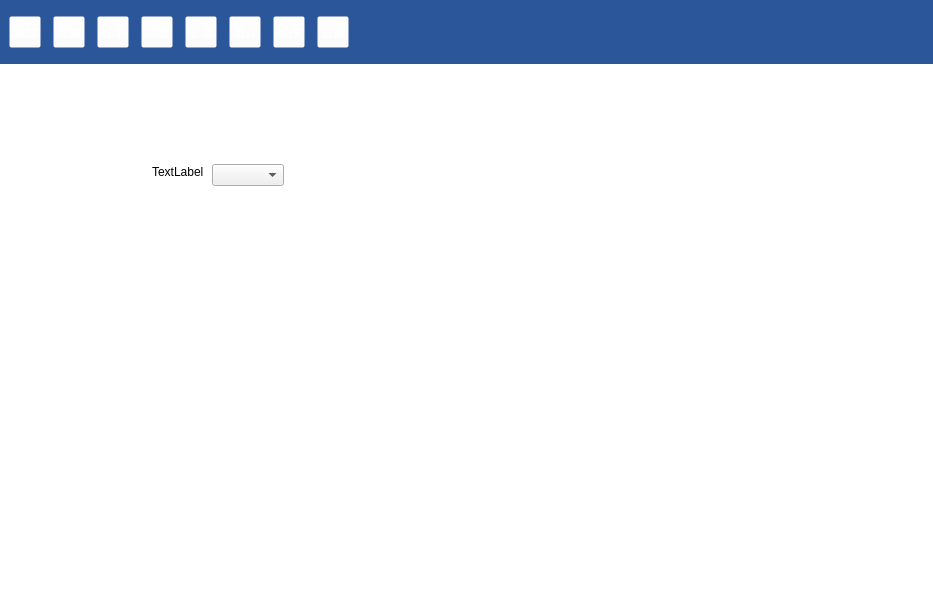
First picture: the form in src/mainwindow.ui, repository fengersoft/myreflection, before the edit.
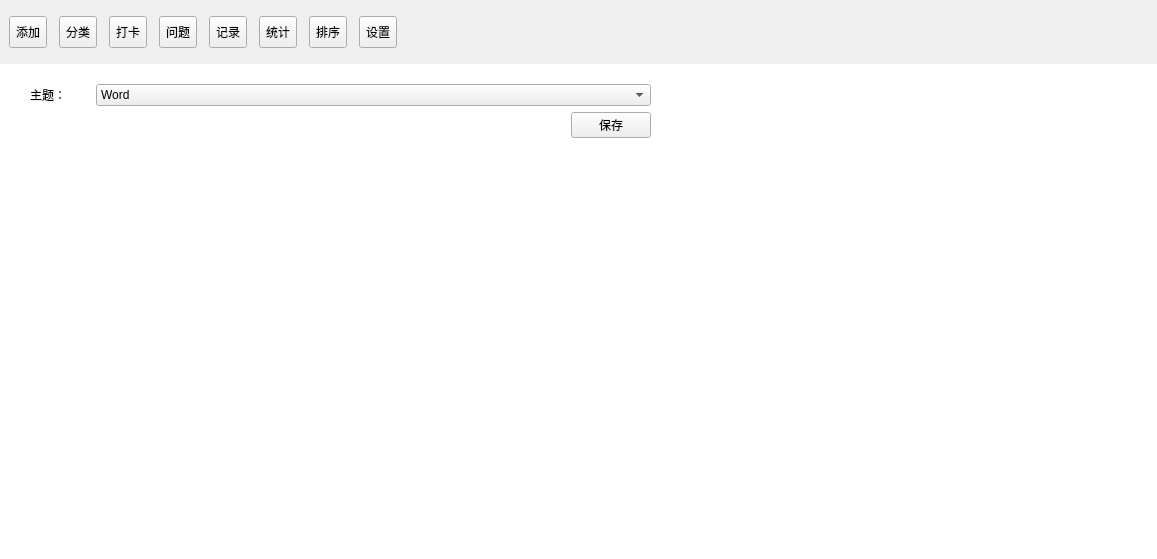
Second picture: the form after the edit. Icons and pictures are not drawn.

```diff
--- a/src/mainwindow.ui
+++ b/src/mainwindow.ui
@@ -6,8 +6,8 @@
    <rect>
     <x>0</x>
     <y>0</y>
-    <width>933</width>
-    <height>600</height>
+    <width>1157</width>
+    <height>559</height>
    </rect>
   </property>
   <property name="windowTitle">
@@ -45,18 +45,7 @@
        </size>
       </property>
       <property name="styleSheet">
-       <string notr="true">#wgtToolBar
-{
-   
-	background-color: rgb(43, 87, 154);
-}
-#wgtToolBar QToolButton
-{
-  
-	background-color: rgba(255, 255, 255, 0);
-    
-	color: rgb(255, 255, 255);
-}</string>
+       <string notr="true"/>
       </property>
       <layout class="QHBoxLayout" name="horizontalLayout">
        <property name="spacing">
@@ -401,28 +390,100 @@
        <property name="styleSheet">
         <string notr="true"/>
        </property>
-       <widget class="QComboBox" name="comboBox">
+       <widget class="QWidget" name="layoutWidget">
         <property name="geometry">
          <rect>
-          <x>212</x>
-          <y>100</y>
-          <width>72</width>
-          <height>22</height>
+          <x>30</x>
+          <y>20</y>
+          <width>621</width>
+          <height>121</height>
          </rect>
         </property>
-       </widget>
-       <widget class="QLabel" name="label">
-        <property name="geometry">
-         <rect>
-          <x>152</x>
-          <y>100</y>
-          <width>54</width>
-          <height>16</height>
-         </rect>
-        </property>
-        <property name="text">
-         <string>TextLabel</string>
-        </property>
+        <layout class="QVBoxLayout" name="verticalLayout_5">
+         <item>
+          <layout class="QHBoxLayout" name="horizontalLayout_2">
+           <item>
+            <widget class="QLabel" name="label">
+             <property name="maximumSize">
+              <size>
+               <width>60</width>
+               <height>16777215</height>
+              </size>
+             </property>
+             <property name="text">
+              <string>主题：</string>
+             </property>
+            </widget>
+           </item>
+           <item>
+            <widget class="QComboBox" name="cbbTheme">
+             <item>
+              <property name="text">
+               <string>Word</string>
+              </property>
+             </item>
+             <item>
+              <property name="text">
+               <string>Excel</string>
+              </property>
+             </item>
+             <item>
+              <property name="text">
+               <string>PowerPoint</string>
+              </property>
+             </item>
+             <item>
+              <property name="text">
+               <string>Access</string>
+              </property>
+             </item>
+             <item>
+              <property name="text">
+               <string>OneNote</string>
+              </property>
+             </item>
+            </widget>
+           </item>
+          </layout>
+         </item>
+         <item>
+          <layout class="QHBoxLayout" name="horizontalLayout_3">
+           <item>
+            <spacer name="horizontalSpacer_3">
+             <property name="orientation">
+              <enum>Qt::Horizontal</enum>
+             </property>
+             <property name="sizeHint" stdset="0">
+              <size>
+               <width>40</width>
+               <height>20</height>
+              </size>
+             </property>
+            </spacer>
+           </item>
+           <item>
+            <widget class="QPushButton" name="btnSave">
+             <property name="text">
+              <string>保存</string>
+             </property>
+            </widget>
+           </item>
+          </layout>
+         </item>
+         <item>
+          <spacer name="verticalSpacer">
+           <property name="orientation">
+            <enum>Qt::Vertical</enum>
+           </property>
+           <property name="sizeHint" stdset="0">
+            <size>
+             <width>20</width>
+             <height>40</height>
+            </size>
+           </property>
+          </spacer>
+         </item>
+        </layout>
        </widget>
       </widget>
      </widget>
```
